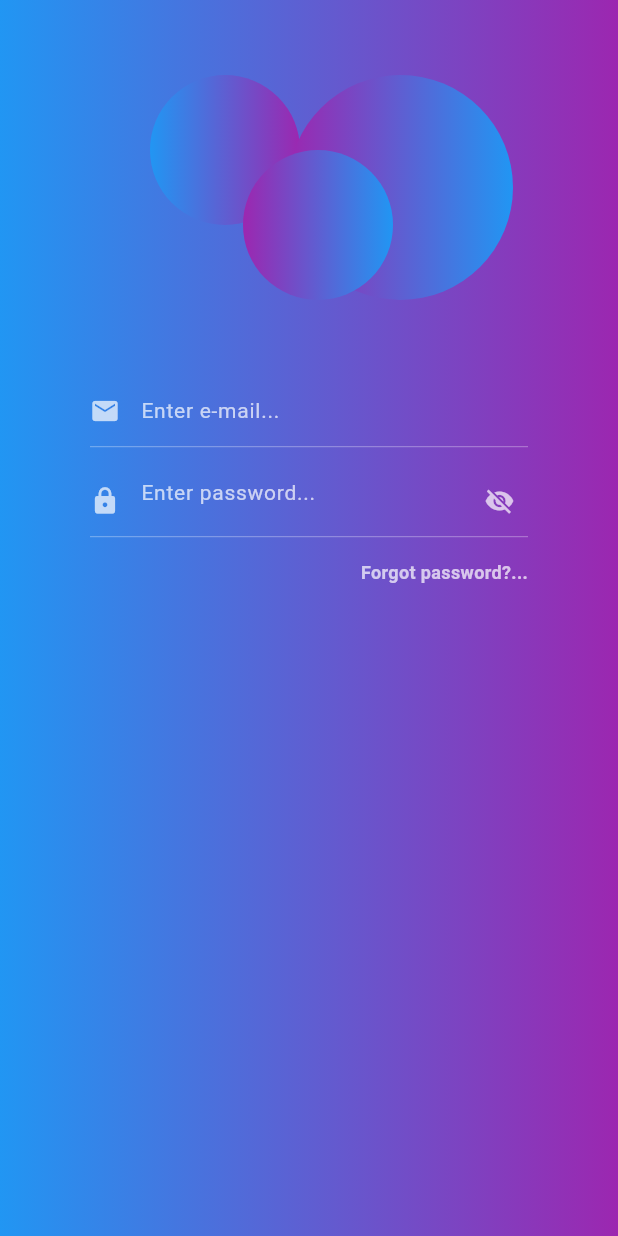
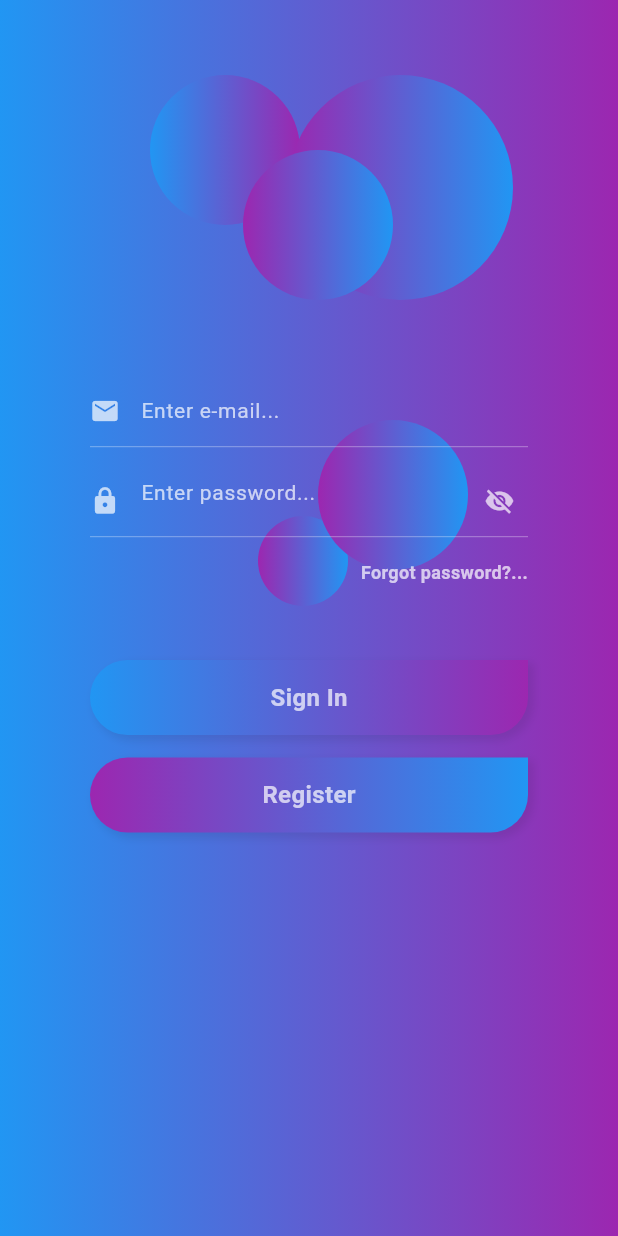
Before and after one commit to DieCau/flutter-push-notifications, a Flutter app: the screen it shows after launch, on a phone screen of 412 x 824 dp. Run offline on Flutter 3.47's test engine with Material 3 defaults, Android fonts, the phone set to English and light mode, and no system bars; our stand-ins replace firebase_core, shared_preferences; accounts and stored records are empty.

Commit message:
forgotPassword, loginButton and registerButton Widgets completed

```diff
--- a/lib/pages/login_page.dart
+++ b/lib/pages/login_page.dart
@@ -20,7 +20,12 @@ class _LoginPageState extends State<LoginPage> {
           height: double.infinity,
           width: double.infinity,
           decoration: const BoxDecoration(
-            gradient: LinearGradient(colors: [Colors.blue, Colors.purple]),
+            gradient: LinearGradient(
+              colors: [
+                Colors.blue,
+                Colors.purple
+              ]
+            ),
           ),
           child: Stack(
             children: [
@@ -72,6 +77,38 @@ class _LoginPageState extends State<LoginPage> {
                   ),
                 ),
               ),
+              Positioned(
+                bottom: 420,
+                right: 180,
+                child: Container(
+                height: 60,
+                width: 60,
+                decoration: const BoxDecoration(
+                  shape: BoxShape.circle,
+                  gradient: LinearGradient(
+                    colors: [
+                      Colors.purple,
+                      Colors.blue
+                    ]),
+                  ),
+                ),
+              ),
+              Positioned(
+                top: 280,
+                right: 100,
+                child: Container(
+                height: 100,
+                width: 100,
+                decoration: const BoxDecoration(
+                  shape: BoxShape.circle,
+                  gradient: LinearGradient(
+                    colors: [
+                      Colors.purple,
+                      Colors.blue
+                    ]),
+                  ),
+                ),
+              ),
               SingleChildScrollView(
                 padding: const EdgeInsets.only(top: 250),
                 child: Column(
@@ -80,6 +117,8 @@ class _LoginPageState extends State<LoginPage> {
                     emailField(),
                     passwordField(),
                     forgotPassword(),
+                    loginButton(),
+                    registerButton(),
                   ],
                 ),
               ),
@@ -190,7 +229,7 @@ class _LoginPageState extends State<LoginPage> {
     return Align(
       alignment: Alignment.centerRight,
       child: Padding(
-        padding: const EdgeInsets.only(top: 15.0, right: 60, bottom: 100),
+        padding: const EdgeInsets.only(top: 15.0, right: 60, bottom: 50),
         child: InkWell(
           onTap: (){},
           child: const Text(
@@ -205,4 +244,80 @@ class _LoginPageState extends State<LoginPage> {
       ),
     );
   }
+
+  Widget loginButton() {
+    return GestureDetector(
+      onTap: () {},
+      child: Container(
+        alignment: Alignment.center,
+        margin: const EdgeInsets.symmetric(horizontal: 60).copyWith(bottom: 15),
+        height: 50,
+        width: double.infinity,
+        decoration: BoxDecoration(
+          boxShadow: [
+            BoxShadow(
+              offset: const Offset(3, 3),
+              blurRadius: 4,
+              spreadRadius: 1,
+              color: Colors.black12.withOpacity(0.08),
+            )
+          ],
+          borderRadius: BorderRadius.circular(40).copyWith(topRight: const Radius.circular(0)),
+          gradient: const LinearGradient(
+            colors: [
+              Colors.blue,
+              Colors.purple,
+            ]
+          ),
+        ),
+        child: const Text(
+          'Sign In',
+          style: TextStyle(
+            color: Colors.white70,
+            fontSize: 16,
+            fontWeight: FontWeight.w700,
+          ),
+        ),
+      ),
+    );
+  }
+
+  Widget registerButton() {
+    return GestureDetector(
+      onTap: () {},
+      child: Container(
+        alignment: Alignment.center,
+        margin: const EdgeInsets.symmetric(horizontal: 60).copyWith(bottom: 15),
+        height: 50,
+        width: double.infinity,
+        decoration: BoxDecoration(
+          boxShadow: [
+            BoxShadow(
+              offset: const Offset(3, 3),
+              blurRadius: 4,
+              spreadRadius: 1,
+              color: Colors.black12.withOpacity(0.08),
+            )
+          ],
+          borderRadius: BorderRadius.circular(40).copyWith(topRight: const Radius.circular(0)),
+          gradient: const LinearGradient(
+            colors: [
+              Colors.purple,
+              Colors.blue,
+            ]
+          ),
+        ),
+        child: const Text(
+          'Register',
+          style: TextStyle(
+            color: Colors.white70,
+            fontSize: 16,
+            fontWeight: FontWeight.w700,
+          ),
+        ),
+      ),
+    );
+  }
+
+
 }
```
